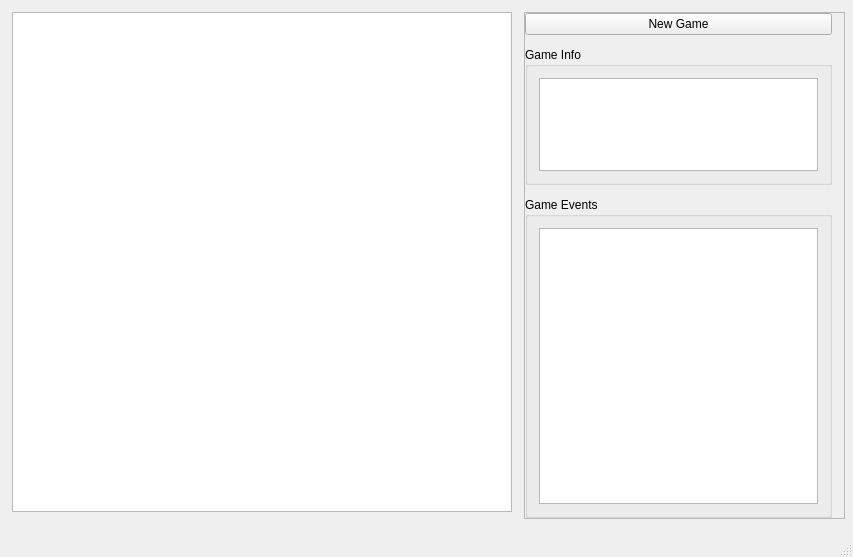
The window that main/mainwindow.ui (fjp/othello_qt) describes before a commit, drawn with Qt 5.
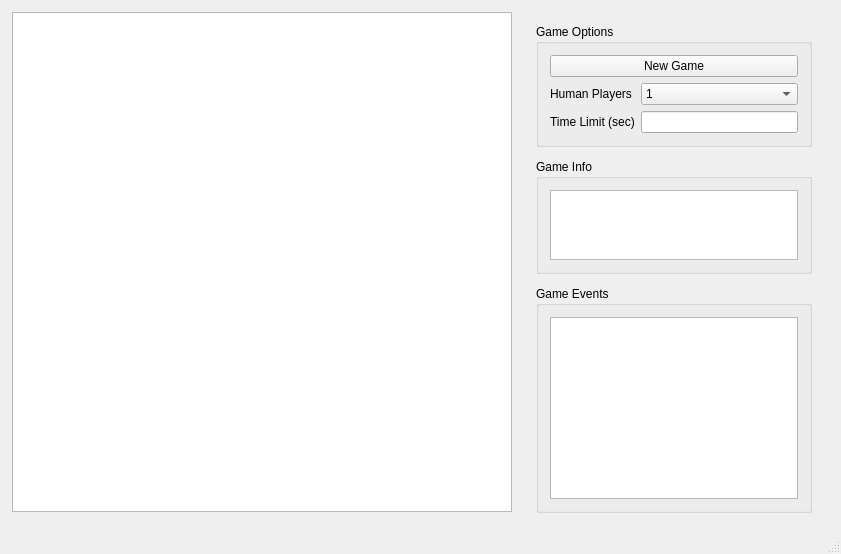
The same window after the commit.

Commit message: ui updates and gameOver should be working now

```diff
--- a/main/mainwindow.ui
+++ b/main/mainwindow.ui
@@ -6,8 +6,8 @@
    <rect>
     <x>0</x>
     <y>0</y>
-    <width>853</width>
-    <height>557</height>
+    <width>841</width>
+    <height>554</height>
    </rect>
   </property>
   <property name="sizePolicy">
@@ -37,8 +37,8 @@
      <rect>
       <x>524</x>
       <y>12</y>
-      <width>321</width>
-      <height>507</height>
+      <width>300</width>
+      <height>501</height>
      </rect>
     </property>
     <property name="sizePolicy">
@@ -48,7 +48,7 @@
      </sizepolicy>
     </property>
     <property name="frameShape">
-     <enum>QFrame::StyledPanel</enum>
+     <enum>QFrame::NoFrame</enum>
     </property>
     <property name="frameShadow">
      <enum>QFrame::Raised</enum>
@@ -61,10 +61,10 @@
       <enum>QLayout::SetNoConstraint</enum>
      </property>
      <property name="leftMargin">
-      <number>0</number>
+      <number>12</number>
      </property>
      <property name="topMargin">
-      <number>0</number>
+      <number>12</number>
      </property>
      <property name="rightMargin">
       <number>12</number>
@@ -73,10 +73,56 @@
       <number>0</number>
      </property>
      <item>
-      <widget class="QPushButton" name="pushButtonNewGame">
-       <property name="text">
-        <string>New Game</string>
+      <widget class="QGroupBox" name="groupBox_3">
+       <property name="sizePolicy">
+        <sizepolicy hsizetype="Preferred" vsizetype="Preferred">
+         <horstretch>0</horstretch>
+         <verstretch>3</verstretch>
+        </sizepolicy>
        </property>
+       <property name="title">
+        <string>Game Options</string>
+       </property>
+       <layout class="QGridLayout" name="gridLayout">
+        <item row="0" column="0" colspan="2">
+         <widget class="QPushButton" name="pushButtonNewGame">
+          <property name="text">
+           <string>New Game</string>
+          </property>
+         </widget>
+        </item>
+        <item row="2" column="0">
+         <widget class="QLabel" name="label_2">
+          <property name="text">
+           <string>Human Players</string>
+          </property>
+         </widget>
+        </item>
+        <item row="3" column="1">
+         <widget class="QLineEdit" name="lineEditTimeLimit"/>
+        </item>
+        <item row="3" column="0">
+         <widget class="QLabel" name="label">
+          <property name="text">
+           <string>Time Limit (sec)</string>
+          </property>
+         </widget>
+        </item>
+        <item row="2" column="1">
+         <widget class="QComboBox" name="comboBoxNumberOfHumans">
+          <item>
+           <property name="text">
+            <string>1</string>
+           </property>
+          </item>
+          <item>
+           <property name="text">
+            <string>2</string>
+           </property>
+          </item>
+         </widget>
+        </item>
+       </layout>
       </widget>
      </item>
      <item>
```
Left out of the diff: 5 changed lines with no effect on the pictures. The commit also changes 5 other files.
